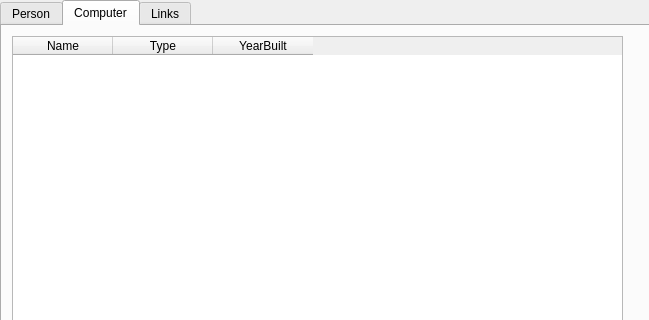
Qt form Widget/displaylist.ui (Ladanvini/VLN1-Hopur-5) before a commit; both pictures show x 0 to 649 and y 0 to 320 of the 649 by 479 pixel window.
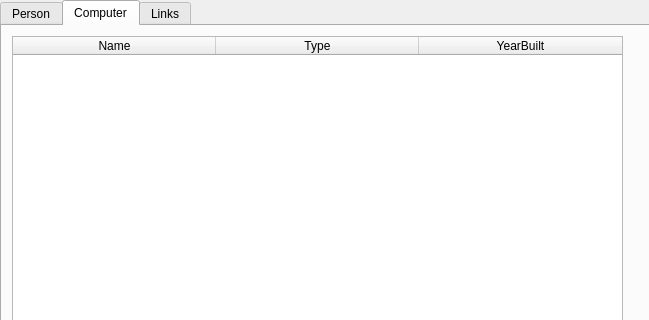
The same form after that commit. The open tabs and pages were chosen to show the change.

```diff
--- a/Widget/displaylist.ui
+++ b/Widget/displaylist.ui
@@ -134,6 +134,12 @@
        <height>401</height>
       </rect>
      </property>
+     <property name="sortingEnabled">
+      <bool>true</bool>
+     </property>
+     <attribute name="horizontalHeaderDefaultSectionSize">
+      <number>203</number>
+     </attribute>
      <column>
       <property name="text">
        <string>Name</string>
```
Left out of the diff: 9 changed lines with no effect on the pictures.
